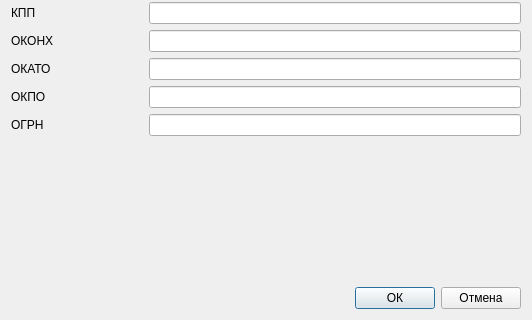
megakoko/m-system, file src/departments/healthfacilityeditdialog.ui: the form before one commit; both pictures show x 0 to 532 and y 177 to 497 of the 532 by 497 pixel window.
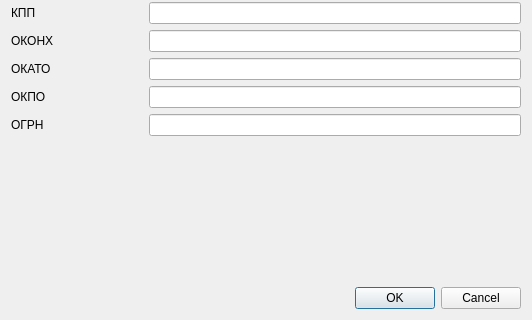
The form after the commit.

Commit message: Заменил кнопки "ОК - Отмена" в диалоговых окнах на стандартный виджет QDialogButtonBox.

Diff of the .ui file:
```diff
--- a/src/departments/healthfacilityeditdialog.ui
+++ b/src/departments/healthfacilityeditdialog.ui
@@ -160,35 +160,11 @@
     </spacer>
    </item>
    <item>
-    <layout class="QHBoxLayout" name="horizontalLayout">
-     <item>
-      <spacer name="horizontalSpacer">
-       <property name="orientation">
-        <enum>Qt::Horizontal</enum>
-       </property>
-       <property name="sizeHint" stdset="0">
-        <size>
-         <width>40</width>
-         <height>20</height>
-        </size>
-       </property>
-      </spacer>
-     </item>
-     <item>
-      <widget class="QPushButton" name="m_ok">
-       <property name="text">
-        <string>ОК</string>
-       </property>
-      </widget>
-     </item>
-     <item>
-      <widget class="QPushButton" name="m_cancel">
-       <property name="text">
-        <string>Отмена</string>
-       </property>
-      </widget>
-     </item>
-    </layout>
+    <widget class="QDialogButtonBox" name="m_buttonBox">
+     <property name="standardButtons">
+      <set>QDialogButtonBox::Cancel|QDialogButtonBox::Ok</set>
+     </property>
+    </widget>
    </item>
   </layout>
  </widget>
```
Left out of the diff: 2 changed lines with no effect on the pictures. The commit also changes 19 other files.
